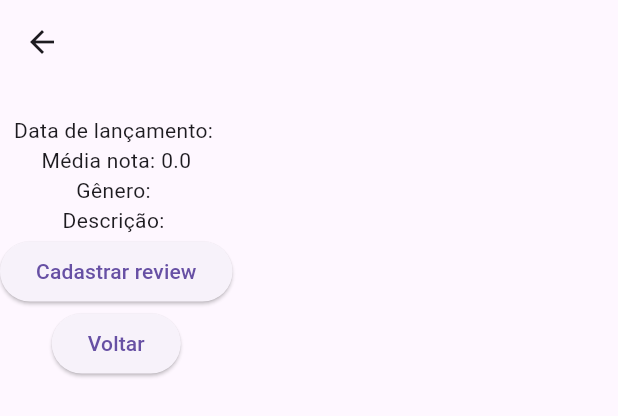
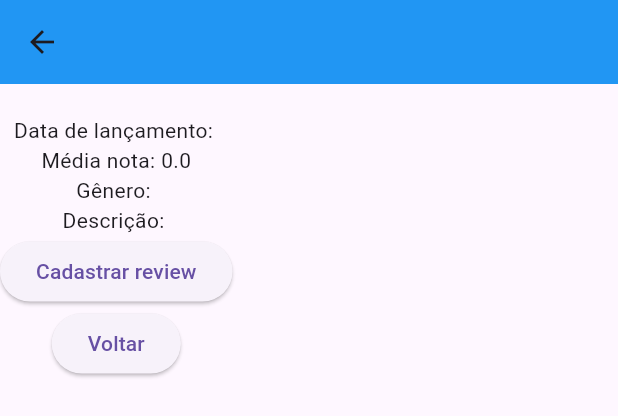
Before and after one commit to GuilhermePiorno/games_tracker, a Flutter app: the ListItem widget shown alone on an empty page, opened directly with empty values, after a tap on an icon or button, on a phone screen of 412 x 824 dp. Shown: the top 416 px of the screen. Run offline on Flutter 3.47's test engine with Material 3 defaults, Android fonts, the phone set to English and light mode, and no system bars; our stand-ins replace shared_preferences, sqflite_common_ffi; accounts and stored records are empty.

Commit message:
add usuario logo e nao logado em gamedetails

```diff
--- a/lib/screens/dashboard_screen.dart
+++ b/lib/screens/dashboard_screen.dart
@@ -105,11 +105,15 @@ class _DashboardScreenState extends State<DashboardScreen> {
     Navigator.pop(context);
   }
 
-  ListView _geraListaDeJogos() {
+  ListView _geraListaDeJogos(User user) {
     List<ListItem> list = [];
-    ListView lv = ListView(children: list,);
+
+    ListView lv = ListView(
+      children: list,
+    );
+
     for (var game in gamesList) {
-      ListItem li = ListItem(game: game);
+      ListItem li = ListItem(game: game, user: user);
       list.add(li);
     }
     return lv;
@@ -121,26 +125,24 @@ class _DashboardScreenState extends State<DashboardScreen> {
 
     if (widget.user.id != -1) {
       // dashboard de usuário logado
-      // corpo = Text("Usuário ${widget.user.id}");
       corpo = Column(
         children: [
-          Expanded(
-            flex: 10,
-            child: _geraListaDeJogos()
-          ),
+          Expanded(flex: 10, child: _geraListaDeJogos(widget.user)),
           Expanded(
             flex: 1,
             child: Row(
               mainAxisAlignment: MainAxisAlignment.spaceAround,
               children: [
                 ElevatedButton(
-                  onPressed: (){
+                    onPressed: () {
                       Navigator.push(
                           context,
-                      MaterialPageRoute(builder: (context) => GameRegisterScreen(user: widget.user)));
+                          MaterialPageRoute(
+                              builder: (context) =>
+                                  GameRegisterScreen(user: widget.user)));
                     },
                     child: Text("Cadastrar jogo")),
-                ElevatedButton(onPressed: (){}, child: Text("Filtrar")),
+                ElevatedButton(onPressed: () {}, child: Text("Filtrar")),
               ],
             ),
           ),
@@ -149,7 +151,8 @@ class _DashboardScreenState extends State<DashboardScreen> {
             child: Row(
               mainAxisAlignment: MainAxisAlignment.spaceAround,
               children: [
-                ElevatedButton(onPressed: (){}, child: Text("Reviews Recentes")),
+                ElevatedButton(
+                    onPressed: () {}, child: Text("Reviews Recentes")),
                 ElevatedButton(onPressed: deslogar, child: Text("Logout")),
               ],
             ),
@@ -197,9 +200,10 @@ class _DashboardScreenState extends State<DashboardScreen> {
 }
 
 class ListItem extends StatefulWidget {
-  const ListItem({super.key, required this.game});
+  const ListItem({super.key, required this.game, required this.user});
 
   final Game game;
+  final User user;
 
   @override
   State<ListItem> createState() => _ListItemState();
@@ -213,7 +217,9 @@ class _ListItemState extends State<ListItem> {
       onTap: () {
         Navigator.push(
           context,
-          MaterialPageRoute(builder: (context) => GameDetailsScreen(game: widget.game)),
+          MaterialPageRoute(
+              builder: (context) =>
+                  GameDetailsScreen(game: widget.game, user: widget.user)),
         );
       },
     );
--- a/lib/screens/game_details_screen.dart
+++ b/lib/screens/game_details_screen.dart
@@ -1,22 +1,38 @@
 import 'package:flutter/material.dart';
 import 'package:games_tracker/model/game.dart';
+import 'package:games_tracker/model/user.dart';
 
 class GameDetailsScreen extends StatefulWidget {
+  final Game game;
+  final User user;
 
-  final Game game;
-
-  const GameDetailsScreen({super.key, required this.game});
+  const GameDetailsScreen({super.key, required this.game, required this.user});
 
   @override
   State<GameDetailsScreen> createState() => _GameDetailsScreenState();
 }
 
 class _GameDetailsScreenState extends State<GameDetailsScreen> {
+  List<Widget> _mostraBtnReview() {
+    List<Widget> lista = [];
+
+    if (widget.user.id != -1) {
+      lista.add(
+        ElevatedButton(
+          child: Text("Cadastrar review"),
+          onPressed: () {},
+        ),
+      );
+    }
+    return lista;
+  }
+
   @override
   Widget build(BuildContext context) {
     return Scaffold(
       appBar: AppBar(
         title: Text(widget.game.name),
+        backgroundColor: Colors.blue,
       ),
       body: Column(
         children: [
@@ -25,13 +41,10 @@ class _GameDetailsScreenState extends State<GameDetailsScreen> {
           Text("Média nota: ${widget.game.score}"),
           Text("Gênero: ${widget.game.genre}"),
           Text("Descrição: ${widget.game.description}"),
-          ElevatedButton(
-            child: Text("Cadastrar review"),
-            onPressed: (){}
-          ),
+          ..._mostraBtnReview(),
           ElevatedButton(
             child: Text("Voltar"),
-            onPressed: (){
+            onPressed: () {
               Navigator.pop(context);
             },
           ),
```
Lines whose indentation alone changed are shown as unchanged.
